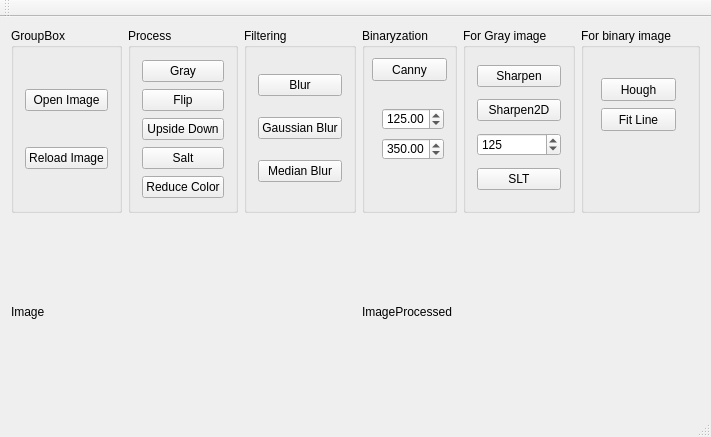
Before: the Qt Designer form OpenCarVision/mainwindow.ui in baidut/ITS, drawn with Qt 5.
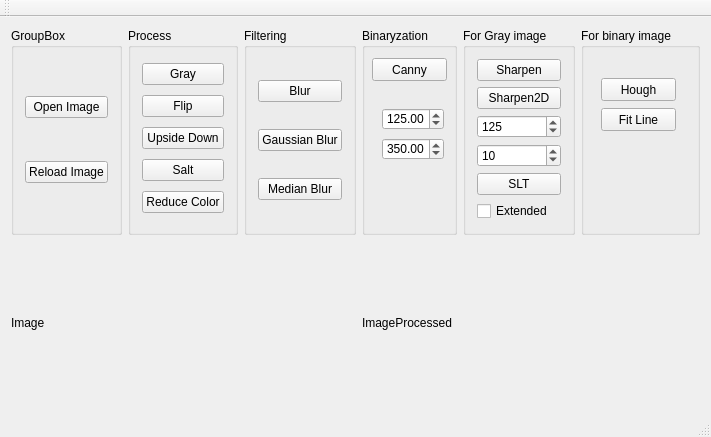
After: the same form once the commit is applied.

Commit message: *修正bug，改为一定范围内搜索DLD匹配

```diff
--- a/OpenCarVision/mainwindow.ui
+++ b/OpenCarVision/mainwindow.ui
@@ -128,10 +128,13 @@
        <string>For Gray image</string>
       </property>
       <layout class="QGridLayout" name="gridLayout_3">
-       <item row="4" column="0">
-        <widget class="QPushButton" name="pushButton_slt">
-         <property name="text">
-          <string>SLT</string>
+       <item row="3" column="0">
+        <widget class="QSpinBox" name="spinBox_sltTh">
+         <property name="maximum">
+          <number>255</number>
+         </property>
+         <property name="value">
+          <number>125</number>
          </property>
         </widget>
        </item>
@@ -142,6 +145,13 @@
          </property>
         </widget>
        </item>
+       <item row="5" column="0">
+        <widget class="QPushButton" name="pushButton_slt">
+         <property name="text">
+          <string>SLT</string>
+         </property>
+        </widget>
+       </item>
        <item row="2" column="0">
         <widget class="QPushButton" name="pushButton_sharpen2D">
          <property name="text">
@@ -149,13 +159,20 @@
          </property>
         </widget>
        </item>
-       <item row="3" column="0">
-        <widget class="QSpinBox" name="spinBox_sltTh">
-         <property name="maximum">
-          <number>255</number>
+       <item row="6" column="0">
+        <widget class="QCheckBox" name="checkBox_extendedSlt">
+         <property name="text">
+          <string>Extended</string>
+         </property>
+        </widget>
+       </item>
+       <item row="4" column="0">
+        <widget class="QSpinBox" name="spinBox_sltRange">
+         <property name="minimum">
+          <number>1</number>
          </property>
          <property name="value">
-          <number>125</number>
+          <number>10</number>
          </property>
         </widget>
        </item>
```
Left out of the diff: 20 changed lines with no effect on the pictures. The commit also changes 1 other file.
